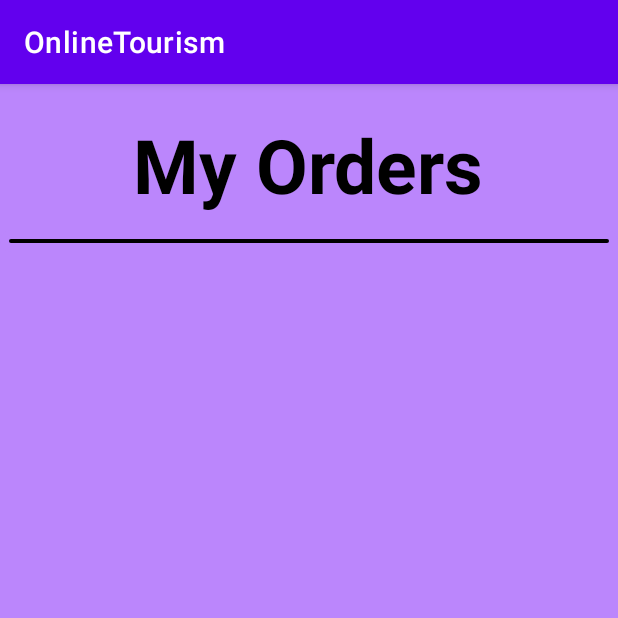
After one commit to Laiba098/Jannat, an Android app: the MyOrders screen opened directly, with no data from a screen before it, on a phone screen of 412 x 824 dp, the top half of it. The commit adds this screen. Run offline under Robolectric (Android 15) with nearby library versions, the phone set to English and light mode, and no system bars.

Commit message:
Online Tourism

```diff
--- /dev/null
+++ b/app/src/main/java/com/example/onlinetourism/MyOrders.java
@@ -0,0 +1,14 @@
+package com.example.onlinetourism;
+
+import androidx.appcompat.app.AppCompatActivity;
+
+import android.os.Bundle;
+
+public class MyOrders extends AppCompatActivity {
+
+    @Override
+    protected void onCreate(Bundle savedInstanceState) {
+        super.onCreate(savedInstanceState);
+        setContentView(R.layout.activity_my_orders);
+    }
+}
--- /dev/null
+++ b/app/src/main/res/layout/activity_my_orders.xml
@@ -0,0 +1,43 @@
+<?xml version="1.0" encoding="utf-8"?>
+
+<!--the root view must be the DrawerLayout-->
+<LinearLayout
+    xmlns:android="http://schemas.android.com/apk/res/android"
+    xmlns:app="http://schemas.android.com/apk/res-auto"
+    xmlns:tools="http://schemas.android.com/tools"
+    android:layout_width="match_parent"
+    android:layout_height="match_parent"
+    tools:context=".MyOrders"
+    android:background="@color/purple_200"
+    android:orientation="vertical"
+    tools:ignore="HardcodedText">
+
+
+            <TextView
+                android:layout_width="wrap_content"
+                android:layout_height="wrap_content"
+                android:text="My Orders"
+                android:textColorHint="@color/white"
+                android:textColor="@color/black"
+                android:layout_gravity="center"
+                android:textSize="50dp"
+                android:layout_marginTop="20dp"
+                android:textStyle="bold"
+
+            />
+
+            <GridView
+                android:id="@+id/gridView1"
+                android:background="@drawable/boundary"
+                android:layout_width="wrap_content"
+                android:layout_height="wrap_content"
+                android:layout_marginTop="10dp"
+                android:columnWidth="90dp"
+                android:numColumns="3"
+                android:stretchMode="columnWidth"
+                android:horizontalSpacing="@dimen/cardview_compat_inset_shadow"
+                android:verticalSpacing="@dimen/cardview_compat_inset_shadow"
+                />
+
+
+    </LinearLayout>
```
Also changed, not shown: app/src/main/AndroidManifest.xml (+7 -11 lines), app/src/main/java/com/example/onlinetourism/CompanyHomePage.java (+29 -0 lines).
